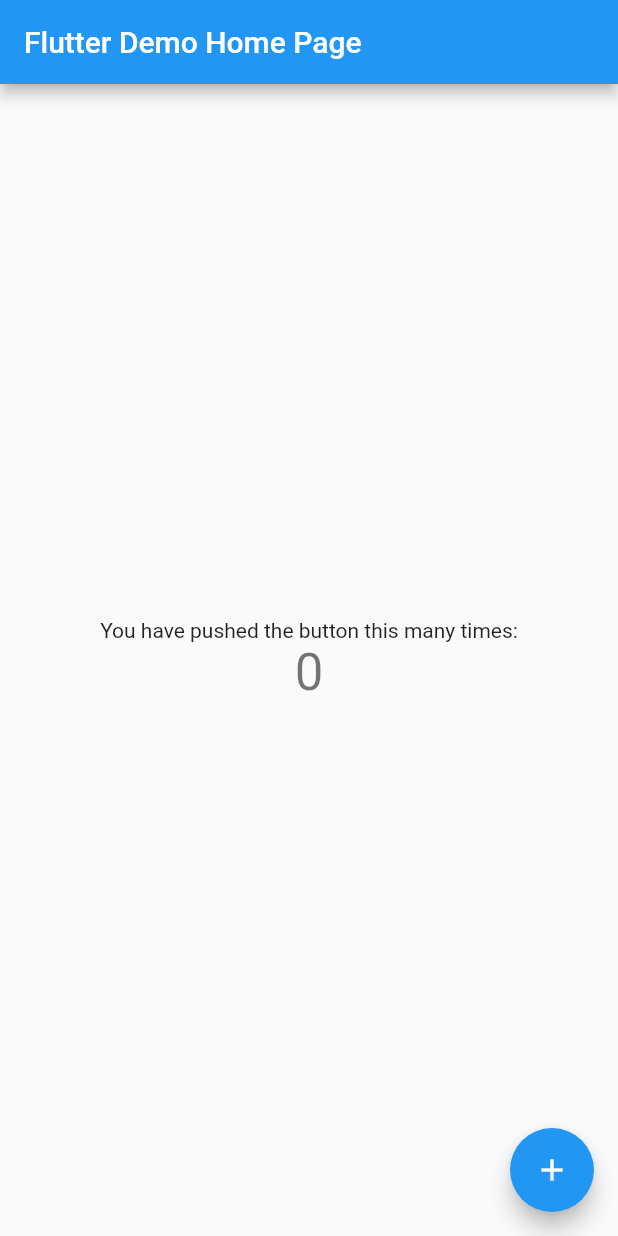
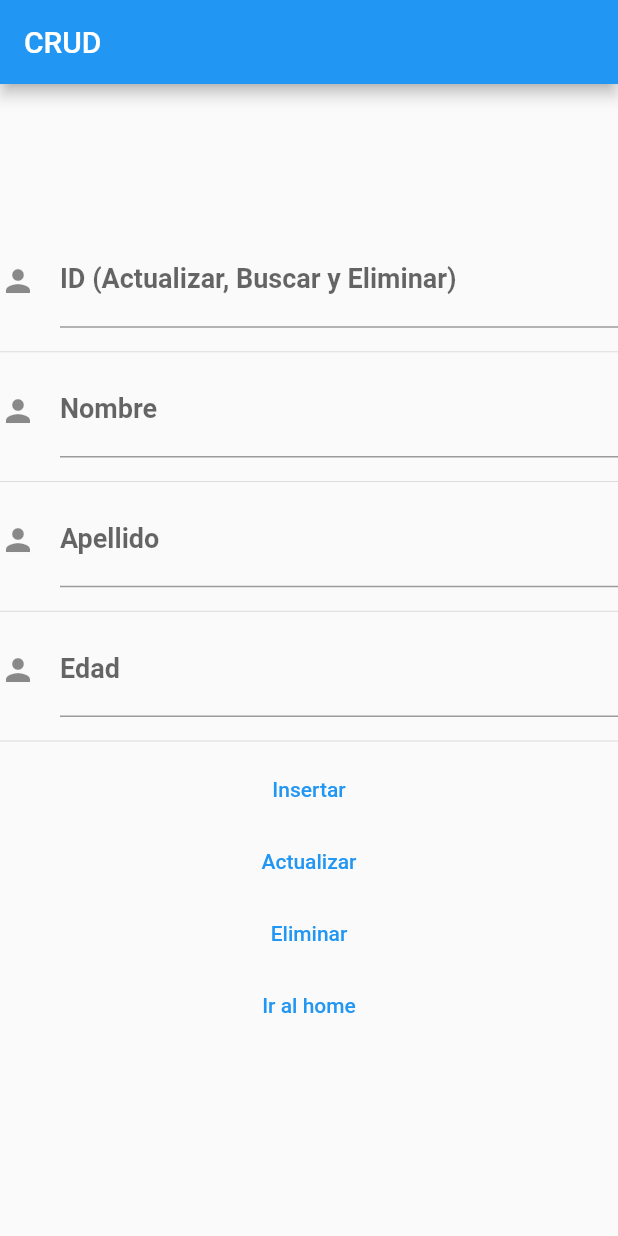
Before and after one commit to fernando3600/ProjectFirstUnit, a Flutter app: the MyHomePage screen opened directly, on a phone screen of 412 x 824 dp. Run offline on Flutter 3.47's test engine with Material 2 defaults, Android fonts, the phone set to English and light mode, and no system bars; our stand-ins replace cloud_firestore, file_picker, firebase_core, firebase_storage; accounts and stored records are empty.

Commit message:
CRUD exitoso y guardado y mostrado de imagenes

```diff
--- /dev/null
+++ b/lib/database.dart
@@ -0,0 +1,129 @@
+import 'package:cloud_firestore/cloud_firestore.dart';
+
+import 'dart:io';
+
+import 'package:firebase_storage/firebase_storage.dart' as firebase_storage;
+import 'package:firebase_core/firebase_core.dart' as firebase_core;
+
+final FirebaseFirestore _firestore = FirebaseFirestore.instance;
+final CollectionReference _mainCollection = _firestore.collection('personas');
+
+class Database {
+  static String? userUid;
+
+
+//********************************************* */
+
+//añadir
+  static Future<void> addItem({
+  required String nombre,
+  required String apellido,
+  required String edad,
+}) async {
+  DocumentReference documentReferencer =
+      _mainCollection.doc();
+
+  Map<String, dynamic> data = <String, dynamic>{
+    "nombre": nombre,
+    "apellido": apellido,
+    "edad": edad
+  };
+
+  await documentReferencer
+      .set(data)
+      .whenComplete(() => print("Notes item added to the database"))
+      .catchError((e) => print(e));
+}
+
+//*********************************************** */
+
+//Obtener usuarios
+
+static getUsers() async{
+
+    List personas = [];
+    CollectionReference collectionReference = FirebaseFirestore.instance.collection("personas");
+
+    QuerySnapshot users = await  collectionReference.get();
+
+    if(users.docs.length != 0){
+      for(var doc in users.docs){
+        personas.add(doc.data());
+
+      }
+    }
+    return personas;
+  }
+
+
+//********************************************** */
+
+//actualizar ususarios
+
+static Future<void> updateItem({
+  required String nombre,
+  required String apellido,
+  required String edad,
+  required String docId,
+}) async {
+  DocumentReference documentReferencer =
+      _mainCollection.doc(docId);
+
+  Map<String, dynamic> data = <String, dynamic>{
+    "nombre": nombre,
+    "apellido": apellido,
+    "edad": edad
+  };
+
+  await documentReferencer
+      .update(data)
+      .whenComplete(() => print("Note item updated in the database"))
+      .catchError((e) => print(e));
+}
+
+//************************************************** */
+// eliminar documento
+
+static Future<void> deleteItem({
+  required String docId,
+}) async {
+  DocumentReference documentReferencer =
+      _mainCollection.doc(docId);
+
+  await documentReferencer
+      .delete()
+      .whenComplete(() => print('Note item deleted from the database'))
+      .catchError((e) => print(e));
+}
+
+
+//**************************************** */
+//imagenes
+
+final firebase_storage.FirebaseStorage storage = firebase_storage.FirebaseStorage.instance;
+
+  Future<void> uploadFile (
+    String filePath,
+    String fileName,
+  ) async {
+    File file = File(filePath);
+    try{
+      await storage.ref('test/$fileName').putFile(file);
+    }on firebase_core.FirebaseException catch (e){
+      print(fileName);
+      print(filePath);
+      print(e);
+    }
+  }
+
+  Future<firebase_storage.ListResult> listFiles() async {
+    firebase_storage.ListResult results = await storage.ref('test').listAll();
+    return results;
+  }
+
+  Future<String> DownloadURL(String inameName) async {
+    String downloadURL = await storage.ref('test/$inameName').getDownloadURL();
+    return downloadURL;
+  }
+
+}
--- /dev/null
+++ b/lib/home.dart
@@ -0,0 +1,181 @@
+import 'package:flutter/cupertino.dart';
+import 'package:flutter/material.dart';
+import 'package:ultima_conexion/main.dart';
+import 'package:cloud_firestore/cloud_firestore.dart';
+import 'package:firebase_core/firebase_core.dart';
+import 'package:ultima_conexion/database.dart';
+
+
+final FirebaseFirestore _firestore = FirebaseFirestore.instance;
+final CollectionReference _mainCollection = _firestore.collection('personas');
+
+class Home extends StatelessWidget {
+  const Home({Key? key}) : super(key: key);
+  @override
+  Widget build(BuildContext context) {
+    return MaterialApp(
+      title: 'CRUD',
+      theme: ThemeData(
+        primarySwatch: Colors.blue,
+      ),
+      home: const MyHomePage(title: 'CRUD'),
+    );
+  }
+}
+
+class MyHomePage extends StatefulWidget {
+  const MyHomePage({Key? key, required this.title}) : super(key: key);
+  final String title;
+
+  @override
+  State<MyHomePage> createState() => _MyHomePageState();
+}
+
+class _MyHomePageState extends State<MyHomePage> {
+  final Stream<QuerySnapshot> people =
+      FirebaseFirestore.instance.collection('person').snapshots();
+  @override
+  void initState() {
+    super.initState();
+  }
+
+  final nombre = TextEditingController();
+  final apellido = TextEditingController();
+  final edad = TextEditingController();
+  final id = TextEditingController();
+
+  @override
+  void dispose() {
+    // Limpia el controlador cuando el Widget se descarte
+    nombre.dispose();
+    apellido.dispose();
+    edad.dispose();
+    id.dispose();
+    super.dispose();
+  }
+
+  final firestoreInstance = FirebaseFirestore.instance;
+
+  @override
+  Widget build(BuildContext context) {
+    return Scaffold(
+      appBar: AppBar(
+        title: Text('CRUD'),
+      ),
+      body: Center(
+        child: Column(
+          children: <Widget>[
+            Container(
+              height: 100.0,
+              padding: const EdgeInsets.symmetric(vertical: 20.0),
+              child: StreamBuilder<QuerySnapshot>(
+                stream: people,
+                builder: (
+                  BuildContext context,
+                  AsyncSnapshot<QuerySnapshot> snapshot,
+                ) {
+                  if (snapshot.hasError) {
+                    return Text("someting went wrong");
+                  }
+                  if (snapshot.connectionState == ConnectionState.waiting) {
+                    return Text("loading");
+                  }
+                  final data = snapshot.requireData;
+
+                  return ListView.builder(
+                    itemCount: data.size,
+                    itemBuilder: (context, index) {
+                      //return Text('my name is ${data.docs[index]['name']} and age is ${data.docs[index]['age']}');
+                      return TextButton(
+                          child: Text('${data.docs[index]['name']} ${data.docs[index]['age']}'),
+                          onPressed: () {
+
+                          });
+                    },
+                  );
+                },
+              ),
+            ),
+            TextField(
+              controller: id,
+              style: TextStyle(
+                fontWeight: FontWeight.bold,
+                fontSize: 18.0,
+              ),
+              decoration: InputDecoration(
+                icon: Icon(Icons.person),
+                labelText: 'ID (Actualizar, Buscar y Eliminar)',
+              ),
+              keyboardType: TextInputType.datetime,
+            ),
+            Padding(padding: EdgeInsets.only(top: 8.0)),
+            Divider(),
+            TextField(
+              controller: nombre,
+              style: TextStyle(
+                fontWeight: FontWeight.bold,
+                fontSize: 18.0,
+              ),
+              decoration: InputDecoration(
+                icon: Icon(Icons.person),
+                labelText: 'Nombre',
+              ),
+              keyboardType: TextInputType.text,
+            ),
+            Padding(padding: EdgeInsets.only(top: 8.0)),
+            Divider(),
+            TextField(
+              controller: apellido,
+              style: TextStyle(
+                fontWeight: FontWeight.bold,
+                fontSize: 18.0,
+              ),
+              decoration: InputDecoration(
+                icon: Icon(Icons.person),
+                labelText: 'Apellido',
+              ),
+              keyboardType: TextInputType.text,
+            ),
+            Padding(padding: EdgeInsets.only(top: 8.0)),
+            Divider(),
+            TextField(
+              controller: edad,
+              style: TextStyle(
+                fontWeight: FontWeight.bold,
+                fontSize: 18.0,
+              ),
+              decoration: InputDecoration(
+                icon: Icon(Icons.person),
+                labelText: 'Edad',
+              ),
+              keyboardType: TextInputType.datetime,
+            ),
+            Padding(padding: EdgeInsets.only(top: 8.0)),
+            Divider(),
+            TextButton(
+                child: Text('Insertar'),
+                onPressed: () => Database.addItem(
+                    nombre: nombre.text,
+                    apellido: apellido.text,
+                    edad: edad.text)),
+            TextButton(
+                child: Text('Actualizar'),
+                onPressed: () => Database.updateItem(
+                    nombre: nombre.text,
+                    apellido: apellido.text,
+                    edad: edad.text,
+                    docId: id.text)),
+            TextButton(
+                child: Text('Eliminar'),
+                onPressed: () => Database.deleteItem(docId: id.text)),
+            TextButton(
+                child: Text('Ir al home'),
+                onPressed: () {
+                  Navigator.push(context, MaterialPageRoute(builder: (context) => ConsMain()));
+                }),
+          ],
+        ),
+      ),
+    );
+  }
+}
--- a/lib/main.dart
+++ b/lib/main.dart
@@ -1,138 +1,76 @@
 import 'package:cloud_firestore/cloud_firestore.dart';
 import 'package:firebase_core/firebase_core.dart';
 import 'package:flutter/material.dart';
+import 'package:ultima_conexion/home.dart';
+import 'package:ultima_conexion/images.dart';
+import 'package:firebase_storage/firebase_storage.dart' as firebase_storage;
+import 'package:firebase_core/firebase_core.dart' as firebase_core;
+
+final FirebaseFirestore _firestore = FirebaseFirestore.instance;
+final CollectionReference _mainCollection = _firestore.collection('personas');
 
 void main() {
   WidgetsFlutterBinding.ensureInitialized();
   Firebase.initializeApp().then((value) {
-    runApp(const MyApp());
+    runApp(const ConsMain());
   });
 }
 
-class MyApp extends StatelessWidget {
-  const MyApp({Key? key}) : super(key: key);
+class ConsMain extends StatelessWidget {
+  const ConsMain({Key? key}) : super(key: key);
 
-  // This widget is the root of your application.
   @override
   Widget build(BuildContext context) {
     return MaterialApp(
-      title: 'Flutter Demo',
-      theme: ThemeData(
-        // This is the theme of your application.
-        //
-        // Try running your application with "flutter run". You'll see the
-        // application has a blue toolbar. Then, without quitting the app, try
-        // changing the primarySwatch below to Colors.green and then invoke
-        // "hot reload" (press "r" in the console where you ran "flutter run",
-        // or simply save your changes to "hot reload" in a Flutter IDE).
-        // Notice that the counter didn't reset back to zero; the application
-        // is not restarted.
-        primarySwatch: Colors.blue,
-      ),
-      home: const MyHomePage(title: 'Flutter Demo Home Page'),
+      title: 'Home',
+      home: Start(),
     );
   }
 }
 
-class MyHomePage extends StatefulWidget {
-  const MyHomePage({Key? key, required this.title}) : super(key: key);
-
-  // This widget is the home page of your application. It is stateful, meaning
-  // that it has a State object (defined below) that contains fields that affect
-  // how it looks.
-
-  // This class is the configuration for the state. It holds the values (in this
-  // case the title) provided by the parent (in this case the App widget) and
-  // used by the build method of the State. Fields in a Widget subclass are
-  // always marked "final".
-
-  final String title;
+class Start extends StatefulWidget {
+  Start({Key? key}) : super(key: key);
 
   @override
-  State<MyHomePage> createState() => _MyHomePageState();
+  State<Start> createState() => _StartState();
 }
 
-class _MyHomePageState extends State<MyHomePage> {
-
-  @override
-  void initState() {
-    super.initState();
-    getUsers();
-  }
-
-  void getUsers() async{
-    CollectionReference collectionReference = FirebaseFirestore.instance.collection("users");
-
-    QuerySnapshot users = await  collectionReference.get();
-
-    if(users.docs.length != 0){
-      for(var doc in users.docs){
-        print(doc.data());
-      }
-    }
-  }
-  int _counter = 0;
-
-  void _incrementCounter() {
-    setState(() {
-      // This call to setState tells the Flutter framework that something has
-      // changed in this State, which causes it to rerun the build method below
-      // so that the display can reflect the updated values. If we changed
-      // _counter without calling setState(), then the build method would not be
-      // called again, and so nothing would appear to happen.
-      _counter++;
-    });
-  }
-
+class _StartState extends State<Start> {
   @override
   Widget build(BuildContext context) {
-    // This method is rerun every time setState is called, for instance as done
-    // by the _incrementCounter method above.
-    //
-    // The Flutter framework has been optimized to make rerunning build methods
-    // fast, so that you can just rebuild anything that needs updating rather
-    // than having to individually change instances of widgets.
     return Scaffold(
       appBar: AppBar(
-        // Here we take the value from the MyHomePage object that was created by
-        // the App.build method, and use it to set our appbar title.
-        title: Text(widget.title),
+        title: Text("Video de Introducción"),
       ),
       body: Center(
-        // Center is a layout widget. It takes a single child and positions it
-        // in the middle of the parent.
-        child: Column(
-          // Column is also a layout widget. It takes a list of children and
-          // arranges them vertically. By default, it sizes itself to fit its
-          // children horizontally, and tries to be as tall as its parent.
-          //
-          // Invoke "debug painting" (press "p" in the console, choose the
-          // "Toggle Debug Paint" action from the Flutter Inspector in Android
-          // Studio, or the "Toggle Debug Paint" command in Visual Studio Code)
-          // to see the wireframe for each widget.
-          //
-          // Column has various properties to control how it sizes itself and
-          // how it positions its children. Here we use mainAxisAlignment to
-          // center the children vertically; the main axis here is the vertical
-          // axis because Columns are vertical (the cross axis would be
-          // horizontal).
-          mainAxisAlignment: MainAxisAlignment.center,
-          children: <Widget>[
-            const Text(
-              'You have pushed the button this many times:',
-            ),
-            Text(
-              '$_counter',
-              style: Theme.of(context).textTheme.headline4,
-            ),
-          ],
-        ),
+          child: Column(
+        children: <Widget>[
+          Text("Aqui el video"),
+          Container(
+            child: TextButton(
+                child: Text('Ir a los Clientes'),
+                onPressed: () {
+                  Navigator.push(context,
+                      MaterialPageRoute(builder: (context) => Home()));
+                }),
+          ),
+          Container(
+            child: TextButton(
+                child: Text('Ir a los Clientes'),
+                onPressed: () {
+                  Navigator.push(context,
+                      MaterialPageRoute(builder: (context) => Images()));
+                }),
+          ),
+        ],
+      )),
+      floatingActionButton: FloatingActionButton(
+        onPressed: () {
+          //Navigator.push(context,MaterialPageRoute(builder: (context) => MyApp()));
+        },
+        backgroundColor: Colors.green,
+        child: const Icon(Icons.arrow_forward),
       ),
-      floatingActionButton: FloatingActionButton(
-        onPressed: _incrementCounter,
-        tooltip: 'Increment',
-        child: const Icon(Icons.add),
-      ), // This trailing comma makes auto-formatting nicer for build methods.
     );
   }
 }
--- a/pubspec.yaml
+++ b/pubspec.yaml
@@ -36,6 +36,8 @@
   cupertino_icons: ^1.0.2
   firebase_core:
   cloud_firestore:
+  firebase_storage:
+  file_picker:
 
 dev_dependencies:
   flutter_test:
```
Also changed, not shown: lib/images.dart (added, +115 -0 lines), pubspec.lock, 2 other files.
